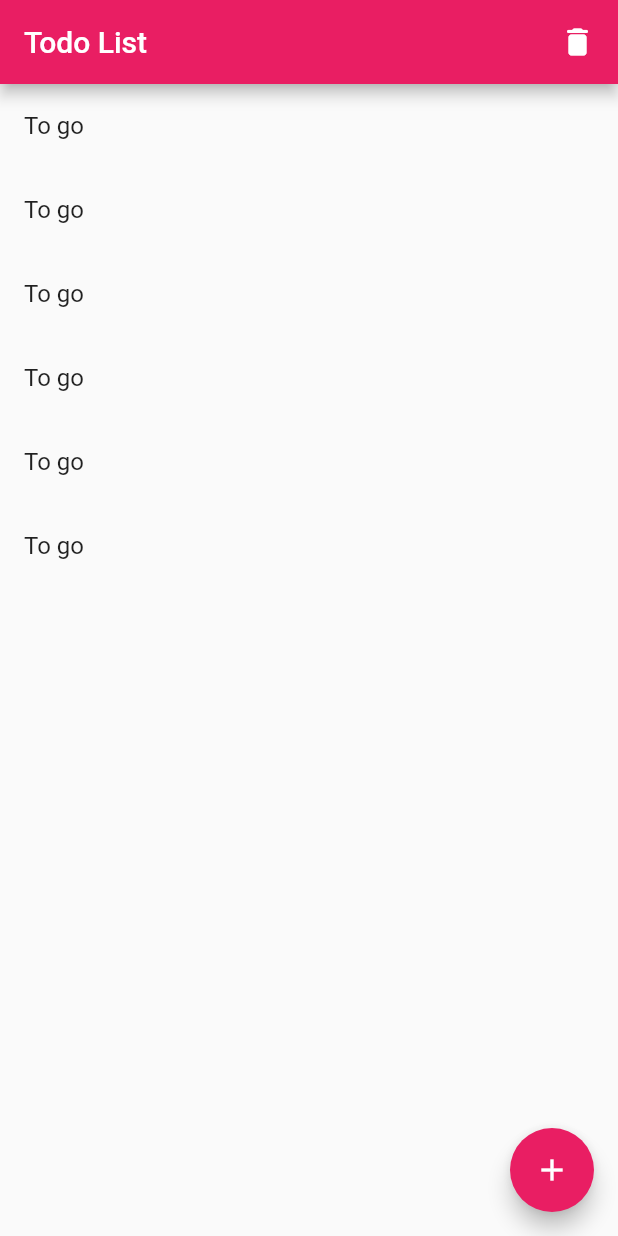
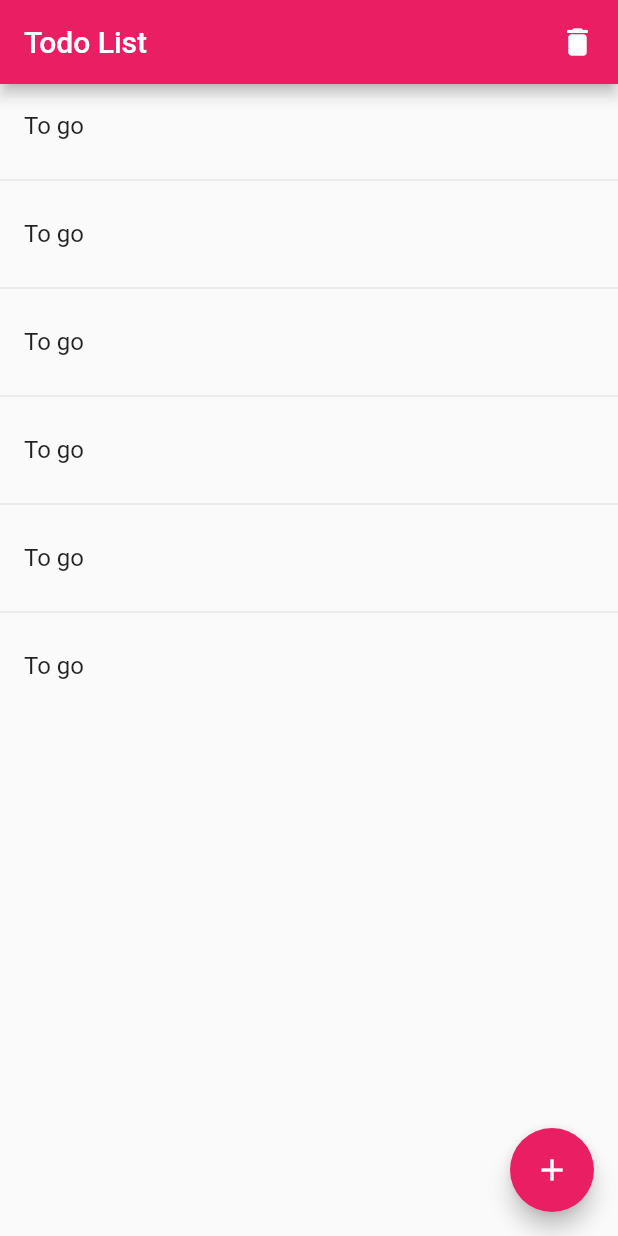
Before and after one commit to MFY2000/Jawan-Pakistan_Mobile-Hybrid-App-Dev-Using-Flutter_, a Flutter app: the screen it shows after launch, on a phone screen of 412 x 824 dp. Run offline on Flutter 3.47's test engine with Material 2 defaults, Android fonts, the phone set to English and light mode, and no system bars; our stand-ins replace font_awesome_flutter.

Commit message:
MFY auto commit at 06/11/2021 19:05:30

```diff
--- a/Tasks/Task09 (Todo App)/todo_app_1/lib/Pages/todoList.dart
+++ b/Tasks/Task09 (Todo App)/todo_app_1/lib/Pages/todoList.dart
@@ -13,12 +13,15 @@ class todoList_ extends StatelessWidget {
 
   @override
   Widget build(BuildContext context) {
-    return ListView.builder(
+    return ListView.separated(
         itemCount: list.length,
         itemBuilder: (context, index) {
           return ListTile(
             title: Text("${list[index].data}"),
           );
+        },
+        separatorBuilder: (context, index) {
+          return const Divider();
         });
   }
 }
```
